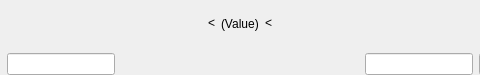
Before: the Qt Designer form pcdsdevices/ui/btps-range-config.ui in pcdshub/pcdsdevices, drawn with Qt 5; both pictures show x 157 to 637 and y 0 to 75 of the 719 by 75 pixel window.
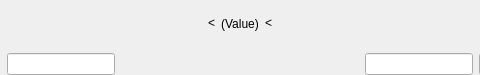
After: the same form once the commit is applied. Custom widgets are drawn as their Qt base class.

Commit message: MNT: clean/rework btps screens

```diff
--- a/pcdsdevices/ui/btps-range-config.ui
+++ b/pcdsdevices/ui/btps-range-config.ui
@@ -152,6 +152,9 @@
        <property name="text">
         <string>(Value)</string>
        </property>
+       <property name="alignment">
+        <set>Qt::AlignCenter</set>
+       </property>
        <property name="channel" stdset="0">
         <string>ca://${PREFIX}Value_RBV</string>
        </property>
```
Left out of the diff: 44 changed lines with no effect on the pictures. The commit also changes 6 other files.
